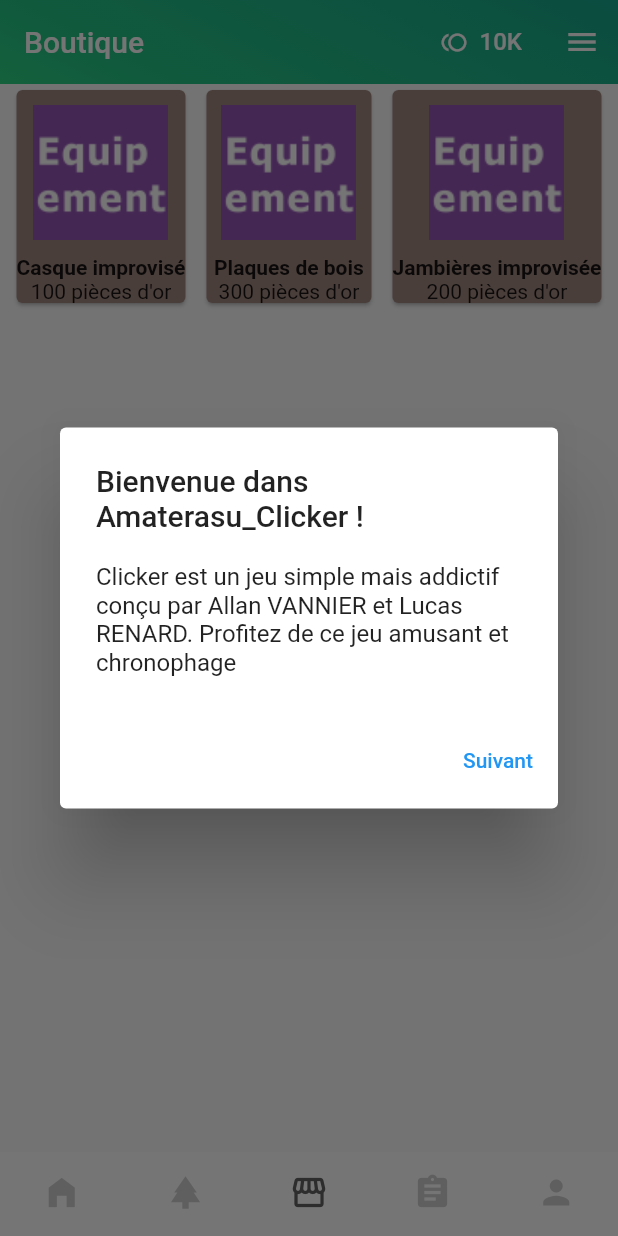
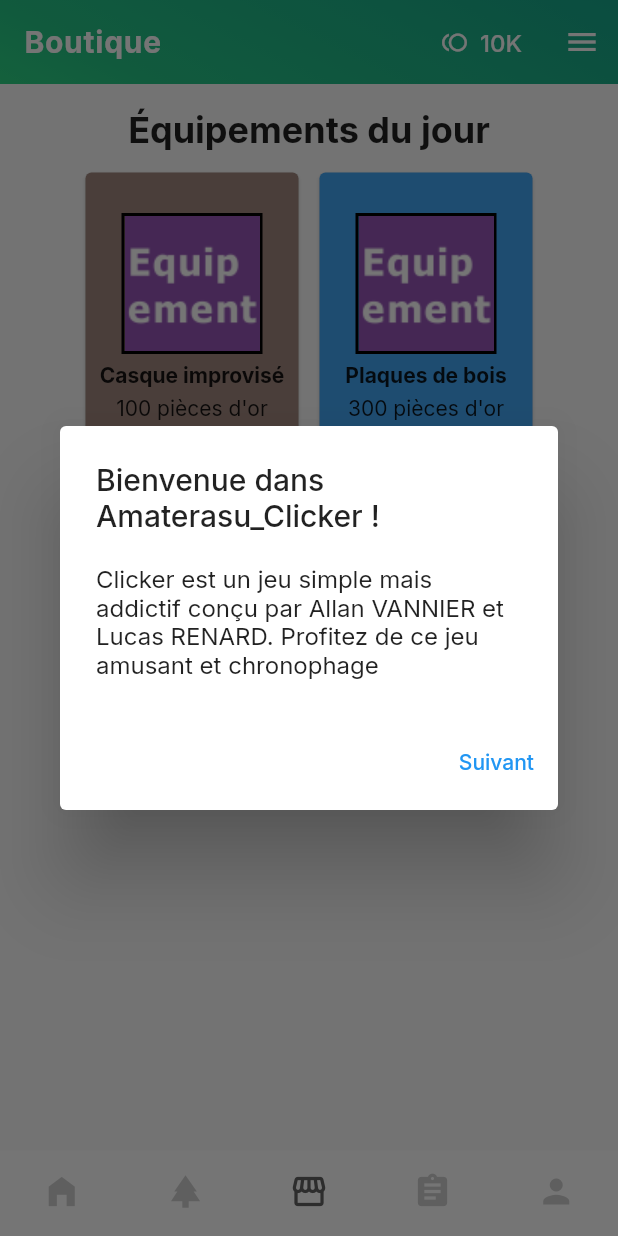
Before and after one commit to SonexGit/amaterasu, a Flutter app: the screen it shows after launch, swiped to page 3, on a phone screen of 412 x 824 dp. Run offline on Flutter 3.47's test engine with Material 2 defaults, Android fonts, the phone set to English and light mode, and no system bars; our stand-ins replace animated_splash_screen, audioplayers, carousel_slider, flutter_svg, google_fonts, shimmer; missing offline and left inert: animated_button, snapping_sheet; generated files the repository leaves out were written again; network calls fail.

Commit message:
Mise à jour équipement/visuelle
- Descriptif des équipements quand on maintient appuyé dessus (à finaliser)
- Légère mise à jour de l'affichage des icônes d'équipement
- Modifications visuelles du shop
- Changement de la police de l'application

```diff
--- a/assets/equipments/equipments.json
+++ b/assets/equipments/equipments.json
@@ -21,7 +21,7 @@
     "name": "Plaques de bois",
     "desc": "desc pdb",
     "price": 300,
-    "rarity": 0,
+    "rarity": 1,
     "requiredFloor": 0,
     "type": 1,
     "healthBonus": 20.0,
@@ -35,10 +35,10 @@
   },
   {
     "id": 3,
-    "name": "Jambières improvisée",
+    "name": "Jambières improvisées",
     "desc": "desc ji",
     "price": 200,
-    "rarity": 0,
+    "rarity": 2,
     "requiredFloor": 0,
     "type": 2,
     "healthBonus": 15.0,
@@ -55,7 +55,7 @@
     "name": "Épée en bois",
     "desc": "desc eeb",
     "price": 400,
-    "rarity": 0,
+    "rarity": 3,
     "requiredFloor": 0,
     "type": 3,
     "healthBonus": 0.0,
--- a/lib/main.dart
+++ b/lib/main.dart
@@ -4,6 +4,7 @@ import 'package:flutter/material.dart';
 import 'package:flutter_localizations/flutter_localizations.dart';
 import 'package:flutter_gen/gen_l10n/app_localizations.dart';
 import 'package:amaterasu/entities/player.dart';
+import 'package:google_fonts/google_fonts.dart';
 
 Player player = Player();
 
@@ -51,7 +52,7 @@ class _MyAppState extends State<MyApp> {
         Locale('en'),
       ],
       locale: _locale,
-      theme: ThemeData.light(),
+      theme: ThemeData(fontFamily: GoogleFonts.inter().fontFamily),
       home: AnimatedSplashScreen(
         splash: Image.asset("assets/screen/Bienvenue.png"),
         splashIconSize: 500,
--- a/lib/screens/core.dart
+++ b/lib/screens/core.dart
@@ -161,13 +161,16 @@ class _MyAppBarState extends State<MyAppBar> {
       title: Row(
         mainAxisAlignment: MainAxisAlignment.spaceBetween,
         children: [
-          Text([
-            AppLocalizations.of(context)!.home,
-            AppLocalizations.of(context)!.adventure,
-            AppLocalizations.of(context)!.shop,
-            AppLocalizations.of(context)!.quests,
-            AppLocalizations.of(context)!.profile
-          ][selectedIndex]),
+          Text(
+              [
+                AppLocalizations.of(context)!.home,
+                AppLocalizations.of(context)!.adventure,
+                AppLocalizations.of(context)!.shop,
+                AppLocalizations.of(context)!.quests,
+                AppLocalizations.of(context)!.profile
+              ][selectedIndex],
+              style: const TextStyle(
+                  fontWeight: FontWeight.bold, letterSpacing: 0.5)),
           Row(
             crossAxisAlignment: CrossAxisAlignment.center,
             mainAxisAlignment: MainAxisAlignment.start,
--- a/lib/screens/profile/profile_screen.dart
+++ b/lib/screens/profile/profile_screen.dart
@@ -1,5 +1,6 @@
 import 'package:amaterasu/entities/equipment.dart';
 import 'package:amaterasu/entities/player.dart';
+import 'package:amaterasu/widgets/equipment/equipment_icon.dart';
 import 'package:amaterasu/widgets/equipment/equipment_slot.dart';
 import 'package:flutter/material.dart';
 import 'package:flutter_gen/gen_l10n/app_localizations.dart';
@@ -147,8 +148,8 @@ class _ProfileScreenState extends State<ProfileScreen>
                                     margin: const EdgeInsets.all(4.0),
                                     color: Colors.grey[300],
                                     child: Center(
-                                        child: Image.asset(
-                                            "assets/equipments/images/${equipment.id}.png")),
+                                        child: EquipmentIcon(
+                                            equipment: equipment)),
                                   ),
                                 ))
                             .toList(),
--- a/lib/screens/shop/shop_screen.dart
+++ b/lib/screens/shop/shop_screen.dart
@@ -12,7 +12,22 @@ class ShopScreen extends StatefulWidget {
 class _ShopScreenState extends State<ShopScreen> {
   @override
   Widget build(BuildContext context) {
-    return Wrap(
+    return Padding(
+      padding: const EdgeInsets.symmetric(vertical: 16.0, horizontal: 16.0),
+      child: Column(
+        mainAxisSize: MainAxisSize.max,
+        crossAxisAlignment: CrossAxisAlignment.stretch,
+        children: [
+          const Text(
+            "Équipements du jour",
+            textAlign: TextAlign.center,
+            style: TextStyle(
+              fontSize: 24,
+              fontWeight: FontWeight.bold,
+            ),
+          ),
+          const SizedBox(height: 10),
+          Wrap(
             alignment: WrapAlignment.center,
             spacing: 6.0,
             runSpacing: 8.0,
@@ -24,6 +39,9 @@ class _ShopScreenState extends State<ShopScreen> {
                     price: item.price,
                     rarity: item.rarity))
                 .toList(),
+          ),
+        ],
+      ),
     );
   }
 }
--- a/lib/utils/style.dart
+++ b/lib/utils/style.dart
@@ -1,4 +1,5 @@
 import 'package:flutter/material.dart';
+import 'package:google_fonts/google_fonts.dart';
 
 class Style {
   static Color whiteColor = const Color.fromARGB(255, 250, 250, 250);
@@ -33,6 +34,9 @@ class Style {
     Color.fromARGB(255, 56, 239, 125),
   ];
 
+  static TextStyle fontFamily =
+      TextStyle(fontFamily: GoogleFonts.inter().fontFamily);
+
   static TextStyle textStyle =
       TextStyle(fontSize: 14, color: textColor, fontWeight: FontWeight.w400);
   static TextStyle headlineStyleHome =
@@ -45,4 +49,7 @@ class Style {
 
   static TextStyle moneyAppBar = const TextStyle(
       fontSize: 16, color: Colors.white, fontWeight: FontWeight.w500);
+
+  static TextStyle equipmentTextStyle =
+      TextStyle(fontFamily: GoogleFonts.inter().fontFamily, fontSize: 16);
 }
--- a/lib/widgets/equipment/equipment_card.dart
+++ b/lib/widgets/equipment/equipment_card.dart
@@ -54,27 +54,41 @@ class _EquipmentCardState extends State<EquipmentCard> {
   Widget build(BuildContext context) {
     return GestureDetector(
         onTap: _buyEquipment,
+        child: SizedBox(
+          width: 150,
+          height: 200,
           child: Card(
             color: rarityColors[widget.rarity.index],
+            child: Padding(
+              padding: const EdgeInsets.all(8.0),
               child: Column(
                 mainAxisSize: MainAxisSize.max,
                 mainAxisAlignment: MainAxisAlignment.center,
                 children: (_isOutOfStock ||
                         Equipment.shopEquipments[widget.equipment] == true)
                     ? [
-                    Text((AppLocalizations.of(context)!.outOfStock)
-                        .toUpperCase())
+                        Text(
+                            (AppLocalizations.of(context)!.outOfStock)
+                                .toUpperCase(),
+                            textAlign: TextAlign.center,
+                            style: const TextStyle(fontSize: 18, fontWeight: FontWeight.bold))
                       ]
                     : [
                         EquipmentIcon(
-                        equipment: widget.equipment,
-                        imagePath: widget.imagePath),
+                            equipment: widget.equipment, blackBorders: true),
+                        const SizedBox(height: 5),
                         Text(widget.name,
-                        style: const TextStyle(fontWeight: FontWeight.bold)),
+                            style: const TextStyle(fontWeight: FontWeight.bold),
+                            softWrap: true,
+                            overflow: TextOverflow.visible,
+                            textAlign: TextAlign.center),
+                        const SizedBox(height: 5),
                         Text(
                             '${widget.price} ${AppLocalizations.of(context)!.goldsLower}'),
                       ],
               ),
+            ),
+          ),
         ));
   }
 }
--- a/lib/widgets/equipment/equipment_slot.dart
+++ b/lib/widgets/equipment/equipment_slot.dart
@@ -1,5 +1,6 @@
 import 'package:amaterasu/entities/equipment.dart';
 import 'package:amaterasu/entities/player.dart';
+import 'package:amaterasu/widgets/equipment/equipment_icon.dart';
 import 'package:flutter/material.dart';
 import 'package:flutter_gen/gen_l10n/app_localizations.dart';
 import 'package:flutter_svg/svg.dart';
@@ -131,8 +132,7 @@ class _EquipmentSlotState extends State<EquipmentSlot> {
               onTap: _handleTap,
               child: Card(
                 child: _selectedEquipment != null
-                    ? Image.asset(
-                        "assets/equipments/images/${_selectedEquipment!.id}.png")
+                    ? EquipmentIcon(equipment: _selectedEquipment!)
                     : IconButton(
                         icon: const Icon(Icons.add, size: 40),
                         onPressed: _handleTap,
--- a/pubspec.yaml
+++ b/pubspec.yaml
@@ -54,6 +54,7 @@ dependencies:
     sdk: flutter
   audioplayer: ^0.8.1
   audioplayers: ^3.0.1
+  google_fonts: ^4.0.3
 
 
 dev_dependencies:
```
Also changed, not shown: lib/entities/equipment.dart (+26 -0 lines), lib/l10n/app_en.arb (+9 -0 lines), lib/l10n/app_fr.arb (+9 -0 lines), lib/widgets/equipment/equipment_icon.dart (+71 -41 lines), pubspec.lock. Lines whose indentation alone changed are shown as unchanged.
